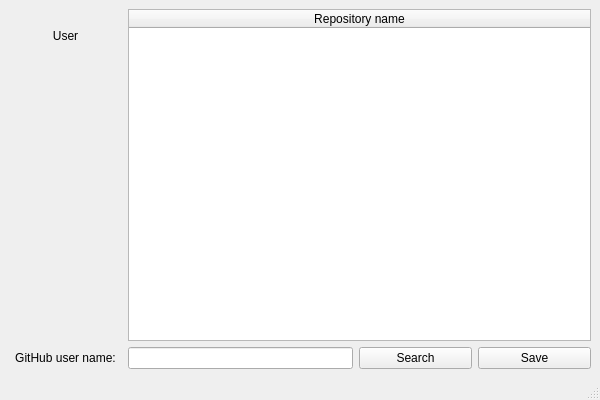
This is mainwindow.ui in Gaduk/GitHubHelper as Qt 5 draws it before an edit. The edited form follows.
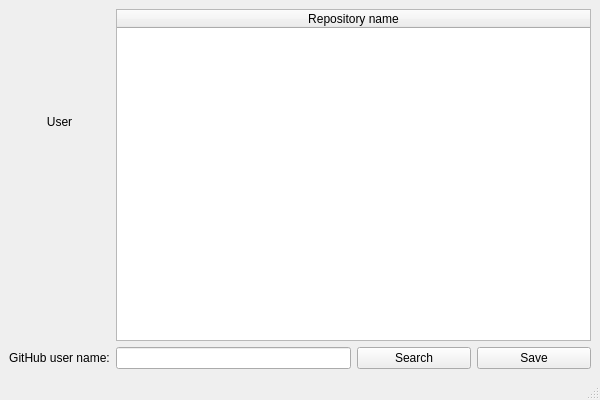
This is the edited form. Icons and pictures are not drawn.

Commit message: added user data

What changed in the file:
```diff
--- a/mainwindow.ui
+++ b/mainwindow.ui
@@ -36,10 +36,7 @@
   </property>
   <widget class="QWidget" name="centralwidget">
    <layout class="QGridLayout" name="gridLayout">
-    <item row="3" column="1" colspan="2">
-     <widget class="QLineEdit" name="nameEdit"/>
-    </item>
-    <item row="3" column="4">
+    <item row="12" column="4">
      <widget class="QPushButton" name="saveButton">
       <property name="sizePolicy">
        <sizepolicy hsizetype="Preferred" vsizetype="Fixed">
@@ -52,40 +49,7 @@
       </property>
      </widget>
     </item>
-    <item row="3" column="0">
-     <widget class="QLabel" name="label">
-      <property name="text">
-       <string>GitHub user name:</string>
-      </property>
-      <property name="alignment">
-       <set>Qt::AlignCenter</set>
-      </property>
-     </widget>
-    </item>
-    <item row="3" column="3">
-     <widget class="QPushButton" name="findButton">
-      <property name="sizePolicy">
-       <sizepolicy hsizetype="Preferred" vsizetype="Fixed">
-        <horstretch>0</horstretch>
-        <verstretch>0</verstretch>
-       </sizepolicy>
-      </property>
-      <property name="text">
-       <string>Search</string>
-      </property>
-     </widget>
-    </item>
-    <item row="1" column="0">
-     <widget class="QLabel" name="username">
-      <property name="text">
-       <string>User</string>
-      </property>
-      <property name="alignment">
-       <set>Qt::AlignCenter</set>
-      </property>
-     </widget>
-    </item>
-    <item row="0" column="1" rowspan="3" colspan="4">
+    <item row="2" column="1" rowspan="10" colspan="4">
      <widget class="QTableWidget" name="tableWidget">
       <property name="enabled">
        <bool>true</bool>
@@ -118,35 +82,79 @@
       </column>
      </widget>
     </item>
-    <item row="0" column="0">
+    <item row="3" column="0">
+     <widget class="QLabel" name="username">
+      <property name="text">
+       <string>User</string>
+      </property>
+      <property name="alignment">
+       <set>Qt::AlignHCenter|Qt::AlignTop</set>
+      </property>
+     </widget>
+    </item>
+    <item row="12" column="3">
+     <widget class="QPushButton" name="findButton">
+      <property name="sizePolicy">
+       <sizepolicy hsizetype="Preferred" vsizetype="Fixed">
+        <horstretch>0</horstretch>
+        <verstretch>0</verstretch>
+       </sizepolicy>
+      </property>
+      <property name="text">
+       <string>Search</string>
+      </property>
+     </widget>
+    </item>
+    <item row="12" column="0">
+     <widget class="QLabel" name="label">
+      <property name="text">
+       <string>GitHub user name:</string>
+      </property>
+      <property name="alignment">
+       <set>Qt::AlignCenter</set>
+      </property>
+     </widget>
+    </item>
+    <item row="12" column="1" colspan="2">
+     <widget class="QLineEdit" name="nameEdit"/>
+    </item>
+    <item row="2" column="0">
      <widget class="QLabel" name="avatar">
+      <property name="sizePolicy">
+       <sizepolicy hsizetype="Expanding" vsizetype="Expanding">
+        <horstretch>0</horstretch>
+        <verstretch>0</verstretch>
+       </sizepolicy>
+      </property>
+      <property name="minimumSize">
+       <size>
+        <width>100</width>
+        <height>0</height>
+       </size>
+      </property>
+      <property name="maximumSize">
+       <size>
+        <width>64</width>
+        <height>100</height>
+       </size>
+      </property>
+      <property name="baseSize">
+       <size>
+        <width>0</width>
+        <height>0</height>
+       </size>
+      </property>
       <property name="text">
        <string/>
       </property>
       <property name="pixmap">
        <pixmap resource="resources.qrc">:/res/res/GitHubLogo.jpg</pixmap>
       </property>
-      <property name="alignment">
-       <set>Qt::AlignCenter</set>
+      <property name="scaledContents">
+       <bool>true</bool>
       </property>
      </widget>
     </item>
-    <item row="2" column="0">
-     <spacer name="verticalSpacer">
-      <property name="orientation">
-       <enum>Qt::Vertical</enum>
-      </property>
-      <property name="sizeType">
-       <enum>QSizePolicy::Expanding</enum>
-      </property>
-      <property name="sizeHint" stdset="0">
-       <size>
-        <width>20</width>
-        <height>40</height>
-       </size>
-      </property>
-     </spacer>
-    </item>
    </layout>
   </widget>
   <widget class="QMenuBar" name="menubar">
```
Left out of the diff: 2 changed lines with no effect on the pictures. The commit also changes 749 other files.
